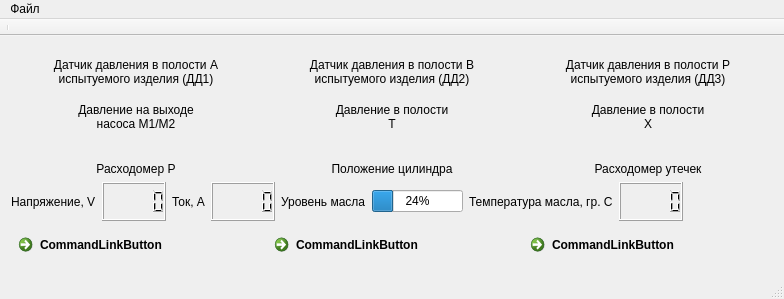
firef0xff/SSHGS01, file mainwindow.ui: the form before one commit.
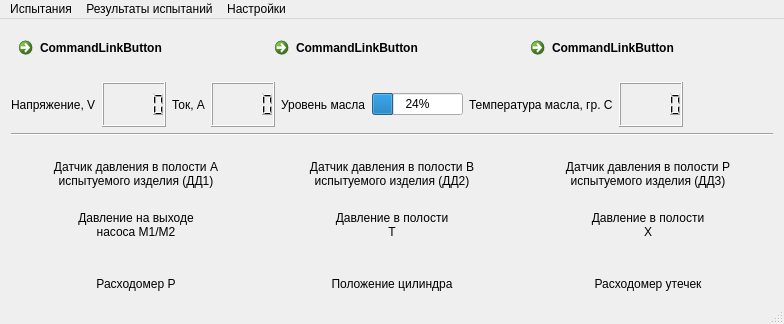
The form after the commit.

Commit message: Добавлены настройки дерикторий сохранения. Реализовано сохранение и загрузка исходных данных для теста

```diff
--- a/mainwindow.ui
+++ b/mainwindow.ui
@@ -7,7 +7,7 @@
     <x>0</x>
     <y>0</y>
     <width>784</width>
-    <height>299</height>
+    <height>324</height>
    </rect>
   </property>
   <property name="sizePolicy">
@@ -39,6 +39,123 @@
     <enum>Qt::NoContextMenu</enum>
    </property>
    <layout class="QVBoxLayout" name="verticalLayout">
+    <item>
+     <layout class="QHBoxLayout" name="horizontalLayout_2">
+      <item>
+       <widget class="QCommandLinkButton" name="TestCase1">
+        <property name="text">
+         <string>CommandLinkButton</string>
+        </property>
+       </widget>
+      </item>
+      <item>
+       <widget class="QCommandLinkButton" name="TestCase2">
+        <property name="sizePolicy">
+         <sizepolicy hsizetype="Preferred" vsizetype="Preferred">
+          <horstretch>0</horstretch>
+          <verstretch>0</verstretch>
+         </sizepolicy>
+        </property>
+        <property name="minimumSize">
+         <size>
+          <width>0</width>
+          <height>0</height>
+         </size>
+        </property>
+        <property name="maximumSize">
+         <size>
+          <width>16777215</width>
+          <height>16777215</height>
+         </size>
+        </property>
+        <property name="text">
+         <string>CommandLinkButton</string>
+        </property>
+       </widget>
+      </item>
+      <item>
+       <widget class="QCommandLinkButton" name="ManualControl">
+        <property name="text">
+         <string>CommandLinkButton</string>
+        </property>
+       </widget>
+      </item>
+     </layout>
+    </item>
+    <item>
+     <layout class="QHBoxLayout" name="horizontalLayout">
+      <item>
+       <widget class="QLabel" name="label_5">
+        <property name="text">
+         <string>Напряжение, V</string>
+        </property>
+       </widget>
+      </item>
+      <item>
+       <widget class="QLCDNumber" name="lcdNumber_2"/>
+      </item>
+      <item>
+       <widget class="QLabel" name="label_4">
+        <property name="text">
+         <string>Ток, А</string>
+        </property>
+       </widget>
+      </item>
+      <item>
+       <widget class="QLCDNumber" name="lcdNumber"/>
+      </item>
+      <item>
+       <widget class="QLabel" name="label_7">
+        <property name="text">
+         <string>Уровень масла</string>
+        </property>
+       </widget>
+      </item>
+      <item>
+       <widget class="QProgressBar" name="progressBar">
+        <property name="sizePolicy">
+         <sizepolicy hsizetype="Preferred" vsizetype="Fixed">
+          <horstretch>0</horstretch>
+          <verstretch>0</verstretch>
+         </sizepolicy>
+        </property>
+        <property name="value">
+         <number>24</number>
+        </property>
+       </widget>
+      </item>
+      <item>
+       <widget class="QLabel" name="label_3">
+        <property name="text">
+         <string>Температура масла, гр. С</string>
+        </property>
+       </widget>
+      </item>
+      <item>
+       <widget class="QLCDNumber" name="lcdNumber_3"/>
+      </item>
+      <item>
+       <spacer name="horizontalSpacer">
+        <property name="orientation">
+         <enum>Qt::Horizontal</enum>
+        </property>
+        <property name="sizeHint" stdset="0">
+         <size>
+          <width>40</width>
+          <height>20</height>
+         </size>
+        </property>
+       </spacer>
+      </item>
+     </layout>
+    </item>
+    <item>
+     <widget class="Line" name="line">
+      <property name="orientation">
+       <enum>Qt::Horizontal</enum>
+      </property>
+     </widget>
+    </item>
     <item>
      <layout class="QHBoxLayout" name="labels_1">
       <property name="sizeConstraint">
@@ -252,116 +369,6 @@
       </item>
      </layout>
     </item>
-    <item>
-     <layout class="QHBoxLayout" name="horizontalLayout">
-      <item>
-       <widget class="QLabel" name="label_5">
-        <property name="text">
-         <string>Напряжение, V</string>
-        </property>
-       </widget>
-      </item>
-      <item>
-       <widget class="QLCDNumber" name="lcdNumber_2"/>
-      </item>
-      <item>
-       <widget class="QLabel" name="label_4">
-        <property name="text">
-         <string>Ток, А</string>
-        </property>
-       </widget>
-      </item>
-      <item>
-       <widget class="QLCDNumber" name="lcdNumber"/>
-      </item>
-      <item>
-       <widget class="QLabel" name="label_7">
-        <property name="text">
-         <string>Уровень масла</string>
-        </property>
-       </widget>
-      </item>
-      <item>
-       <widget class="QProgressBar" name="progressBar">
-        <property name="sizePolicy">
-         <sizepolicy hsizetype="Preferred" vsizetype="Fixed">
-          <horstretch>0</horstretch>
-          <verstretch>0</verstretch>
-         </sizepolicy>
-        </property>
-        <property name="value">
-         <number>24</number>
-        </property>
-       </widget>
-      </item>
-      <item>
-       <widget class="QLabel" name="label_3">
-        <property name="text">
-         <string>Температура масла, гр. С</string>
-        </property>
-       </widget>
-      </item>
-      <item>
-       <widget class="QLCDNumber" name="lcdNumber_3"/>
-      </item>
-      <item>
-       <spacer name="horizontalSpacer">
-        <property name="orientation">
-         <enum>Qt::Horizontal</enum>
-        </property>
-        <property name="sizeHint" stdset="0">
-         <size>
-          <width>40</width>
-          <height>20</height>
-         </size>
-        </property>
-       </spacer>
-      </item>
-     </layout>
-    </item>
-    <item>
-     <layout class="QHBoxLayout" name="horizontalLayout_2">
-      <item>
-       <widget class="QCommandLinkButton" name="TestCase2">
-        <property name="sizePolicy">
-         <sizepolicy hsizetype="Preferred" vsizetype="Preferred">
-          <horstretch>0</horstretch>
-          <verstretch>0</verstretch>
-         </sizepolicy>
-        </property>
-        <property name="minimumSize">
-         <size>
-          <width>0</width>
-          <height>0</height>
-         </size>
-        </property>
-        <property name="maximumSize">
-         <size>
-          <width>16777215</width>
-          <height>16777215</height>
-         </size>
-        </property>
-        <property name="text">
-         <string>CommandLinkButton</string>
-        </property>
-       </widget>
-      </item>
-      <item>
-       <widget class="QCommandLinkButton" name="TestCase1">
-        <property name="text">
-         <string>CommandLinkButton</string>
-        </property>
-       </widget>
-      </item>
-      <item>
-       <widget class="QCommandLinkButton" name="ManualControl">
-        <property name="text">
-         <string>CommandLinkButton</string>
-        </property>
-       </widget>
-      </item>
-     </layout>
-    </item>
    </layout>
   </widget>
   <widget class="QStatusBar" name="statusBar"/>
@@ -376,30 +383,38 @@
    </property>
    <widget class="QMenu" name="menu">
     <property name="title">
-     <string>Файл</string>
+     <string>Испытания</string>
     </property>
-    <addaction name="action"/>
-    <addaction name="action_2"/>
-    <addaction name="action_3"/>
+    <widget class="QMenu" name="menu_3">
+     <property name="title">
+      <string>Новое</string>
+     </property>
+     <addaction name="separator"/>
+     <addaction name="act_test_case1"/>
+     <addaction name="act_test_case2"/>
+    </widget>
+    <addaction name="menu_3"/>
+    <addaction name="load_isp_params"/>
+   </widget>
+   <widget class="QMenu" name="menu_2">
+    <property name="title">
+     <string>Результаты испытаний</string>
+    </property>
+    <addaction name="Open_results"/>
+    <addaction name="save_results"/>
+    <addaction name="print_to_pdf"/>
+   </widget>
+   <widget class="QMenu" name="menu_4">
+    <property name="title">
+     <string>Настройки</string>
+    </property>
+    <addaction name="file_storage"/>
    </widget>
    <addaction name="menu"/>
+   <addaction name="menu_2"/>
+   <addaction name="menu_4"/>
   </widget>
-  <widget class="QToolBar" name="toolBar">
-   <property name="windowTitle">
-    <string>toolBar</string>
-   </property>
-   <property name="movable">
-    <bool>false</bool>
-   </property>
-   <attribute name="toolBarArea">
-    <enum>TopToolBarArea</enum>
-   </attribute>
-   <attribute name="toolBarBreak">
-    <bool>false</bool>
-   </attribute>
-   <addaction name="separator"/>
-  </widget>
-  <action name="action">
+  <action name="load_isp_params">
    <property name="text">
     <string>Открыть</string>
    </property>
```
Left out of the diff: 30 changed lines with no effect on the pictures. The commit also changes 23 other files.
